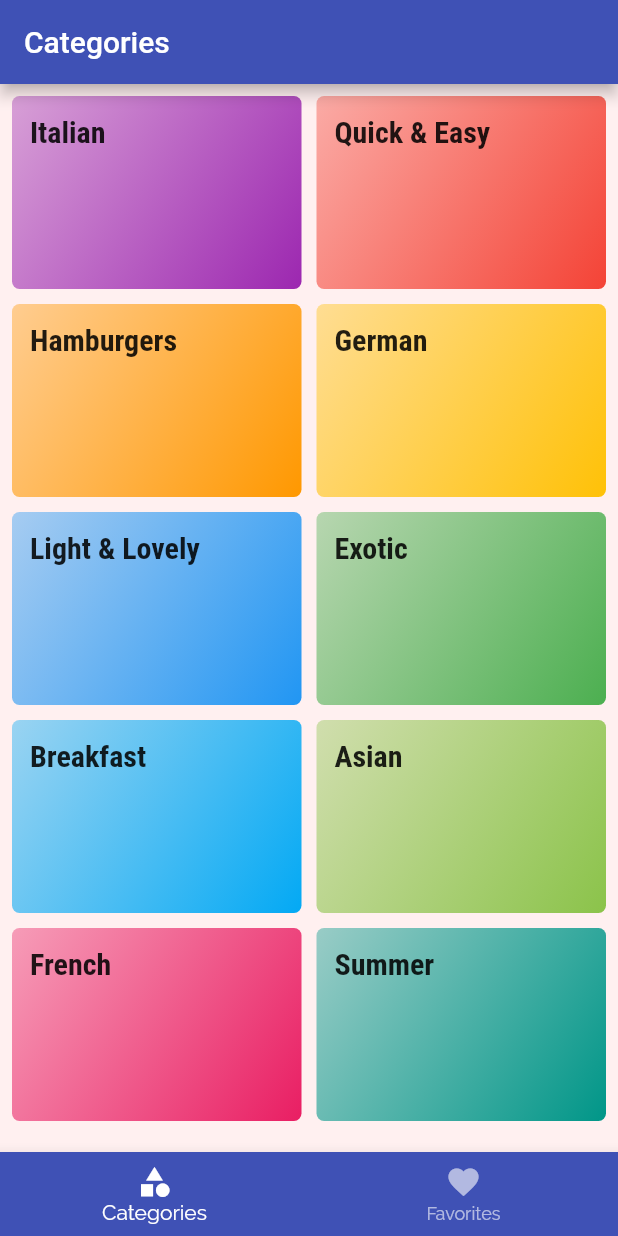
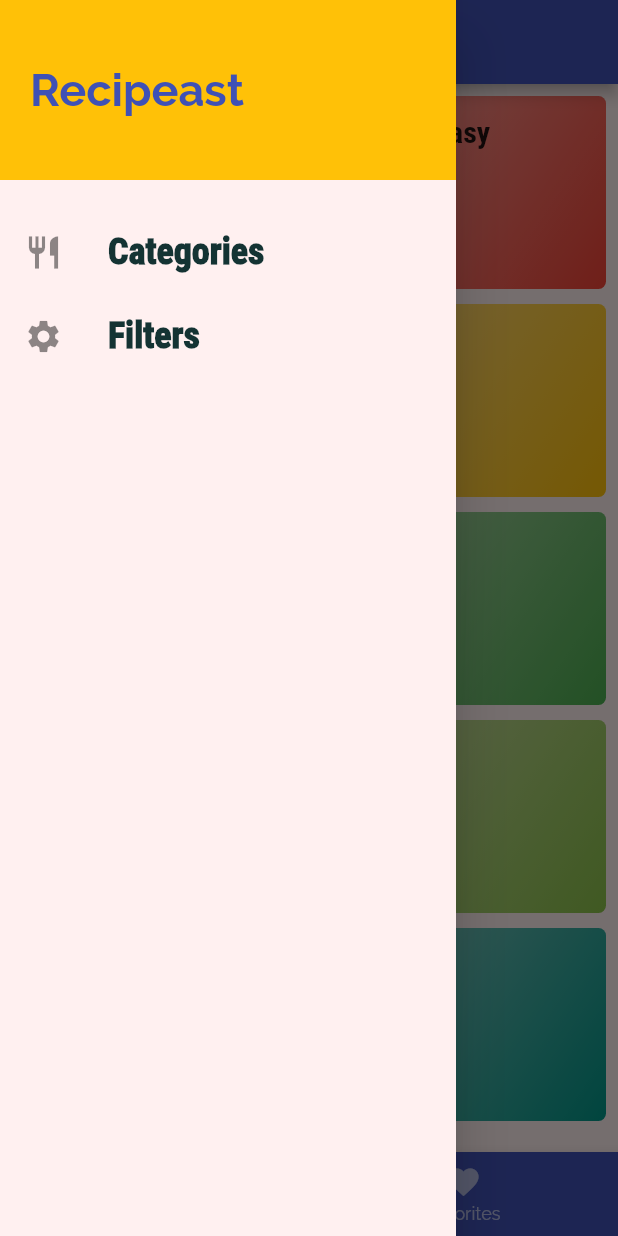
Before and after one commit to notariorob/recipes_app, a Flutter app: the screen it shows after launch, with the side drawer open (before the commit the screen has no drawer), on a phone screen of 412 x 824 dp. Run offline on Flutter 3.47's test engine with Material 2 defaults, Android fonts, the light colour scheme and no system bars.

Commit message:
add drawer

```diff
--- a/lib/main.dart
+++ b/lib/main.dart
@@ -1,5 +1,6 @@
 import 'package:flutter/material.dart';
 import 'package:recipes_app/screens/category_list_screen.dart';
+import 'package:recipes_app/screens/filters_screen.dart';
 import 'package:recipes_app/screens/meal_detail_sreen.dart';
 import 'package:recipes_app/screens/meals_list_screen.dart';
 import 'package:recipes_app/screens/tabs_screen.dart';
@@ -47,6 +48,7 @@ class MyApp extends StatelessWidget {
       initialRoute: TabsScreen.routeName,
       routes: {
         TabsScreen.routeName: (context) => const TabsScreen(),
+        FiltersScreen.routeName: (context) => const FiltersScreen(),
         CategoryListScreen.routeName: (context) => const CategoryListScreen(),
         MealsListScreen.routeName: (context) => const MealsListScreen(),
         MealDetailScreen.routeName: (context) => const MealDetailScreen(),
--- /dev/null
+++ b/lib/screens/filters_screen.dart
@@ -0,0 +1,20 @@
+import 'package:flutter/material.dart';
+import 'package:recipes_app/widgets/main_drawer.dart';
+
+class FiltersScreen extends StatelessWidget {
+  static const routeName = '/filters';
+  static const screenName = 'Filters';
+
+  const FiltersScreen({Key? key}) : super(key: key);
+
+  @override
+  Widget build(BuildContext context) {
+    return Scaffold(
+      appBar: AppBar(
+        title: const Text('Preferences'),
+      ),
+      drawer: const MainDrawer(),
+      body: Text('Filters!'),
+    );
+  }
+}
--- a/lib/screens/tabs_screen.dart
+++ b/lib/screens/tabs_screen.dart
@@ -1,6 +1,7 @@
 import 'package:flutter/material.dart';
 import 'package:recipes_app/screens/category_list_screen.dart';
 import 'package:recipes_app/screens/favorites_screen.dart';
+import 'package:recipes_app/widgets/main_drawer.dart';
 
 class TabsScreen extends StatefulWidget {
   const TabsScreen({Key? key}) : super(key: key);
@@ -32,6 +33,7 @@ class _TabsScreenState extends State<TabsScreen> {
         ),
       ),
       body: _pages[_selectedTabIndex]['widget'] as Widget,
+      drawer: const MainDrawer(),
       bottomNavigationBar: BottomNavigationBar(
         currentIndex: _selectedTabIndex,
         backgroundColor: Theme.of(context).primaryColor,
--- /dev/null
+++ b/lib/widgets/drawer_navigation_item.dart
@@ -0,0 +1,42 @@
+import 'package:flutter/material.dart';
+
+class DrawerNavigationItem extends StatelessWidget {
+  DrawerNavigationItem({
+    Key? key,
+    required this.title,
+    required this.icon,
+    required this.routeName,
+  }) : super(key: key);
+
+  final String title;
+  final IconData icon;
+  final String routeName;
+
+  void _handleItemTap(context) {
+    // If currently in the selected route, just close drawer
+    if (ModalRoute.of(context)!.settings.name == routeName) {
+      Navigator.of(context).pop();
+    } else {
+      Navigator.of(context).pushReplacementNamed(routeName);
+    }
+  }
+
+  @override
+  Widget build(BuildContext context) {
+    return ListTile(
+      leading: Icon(
+        icon,
+        size: 26,
+      ),
+      title: Text(
+        title,
+        style: const TextStyle(
+          fontSize: 24,
+          fontWeight: FontWeight.w900,
+          fontFamily: 'RobotoCondensed',
+        ),
+      ),
+      onTap: () => _handleItemTap(context),
+    );
+  }
+}
--- /dev/null
+++ b/lib/widgets/main_drawer.dart
@@ -0,0 +1,45 @@
+import 'package:flutter/material.dart';
+import 'package:recipes_app/screens/filters_screen.dart';
+import 'package:recipes_app/screens/tabs_screen.dart';
+import 'package:recipes_app/widgets/drawer_navigation_item.dart';
+
+class MainDrawer extends StatelessWidget {
+  const MainDrawer({Key? key}) : super(key: key);
+
+  @override
+  Widget build(BuildContext context) {
+    return Drawer(
+      child: Column(
+        children: [
+          Container(
+            alignment: Alignment.centerLeft,
+            height: 120,
+            width: double.infinity,
+            padding: const EdgeInsets.all(20),
+            color: Theme.of(context).accentColor,
+            child: Text(
+              'Recipeast',
+              style: TextStyle(
+                  fontWeight: FontWeight.bold,
+                  fontSize: 30,
+                  color: Theme.of(context).primaryColor),
+            ),
+          ),
+          const SizedBox(
+            height: 20,
+          ),
+          DrawerNavigationItem(
+            title: 'Categories',
+            icon: Icons.restaurant,
+            routeName: TabsScreen.routeName,
+          ),
+          DrawerNavigationItem(
+            title: 'Filters',
+            icon: Icons.settings,
+            routeName: FiltersScreen.routeName,
+          ),
+        ],
+      ),
+    );
+  }
+}
```
